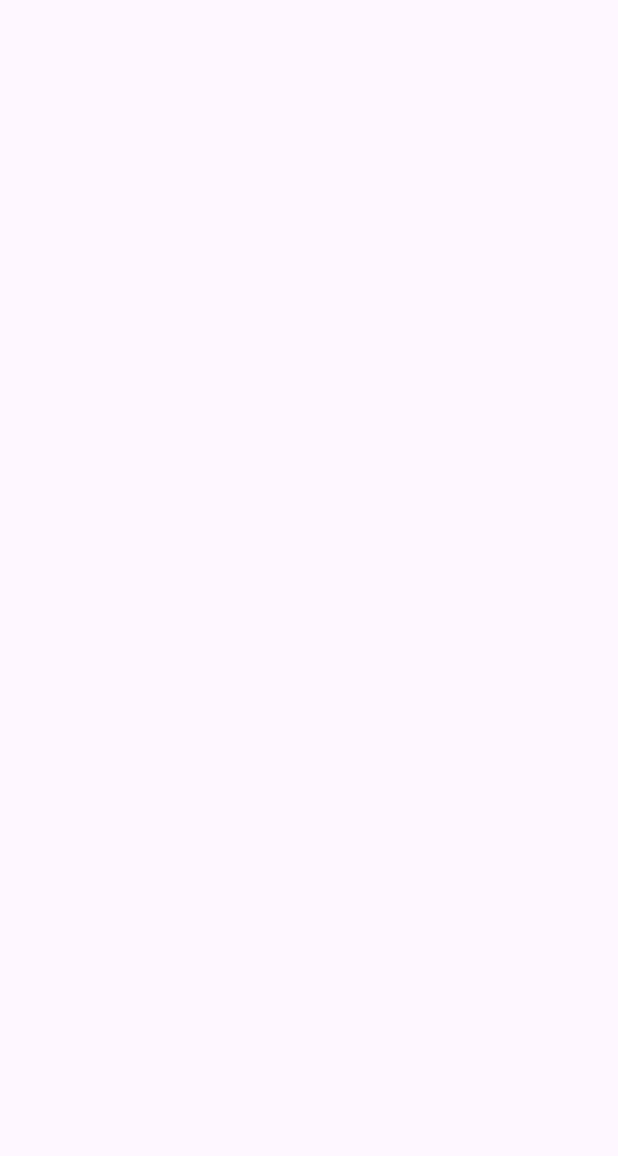
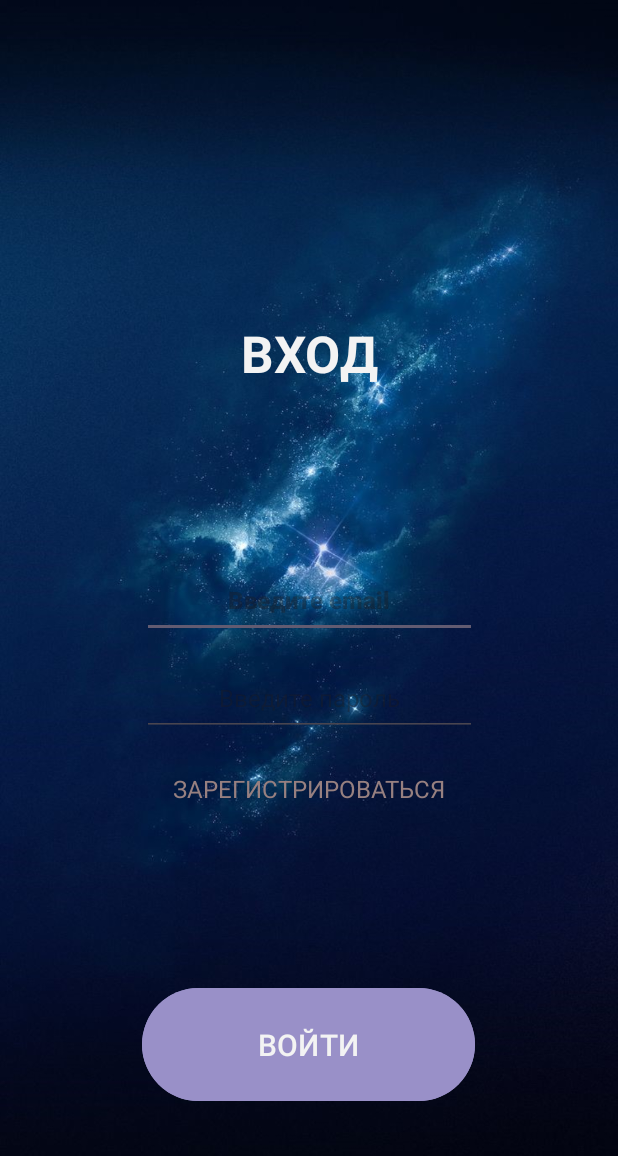
Before and after one commit to Chelovek0/project040, an Android app: the SignIn screen opened directly, with no data from a screen before it, on a phone screen of 412 x 824 dp. Before the commit the part shown is empty. Shown: the top 1156 px of the screen. Run offline under Robolectric (Android 15) with nearby library versions, the phone set to English and light mode, and no system bars.

Commit message:
создал свою ветку

```diff
--- a/app/src/main/java/com/example/app/MainActivity.kt
+++ b/app/src/main/java/com/example/app/MainActivity.kt
@@ -1,9 +1,11 @@
 package com.example.app
 
+import android.content.Intent
 import androidx.appcompat.app.AppCompatActivity
 import android.os.Bundle
 import android.widget.Button
 import android.widget.EditText
+import android.widget.TextView
 import android.widget.Toast
 
 class MainActivity : AppCompatActivity() {
@@ -15,6 +17,12 @@ class MainActivity : AppCompatActivity() {
         val userPass1: EditText = findViewById(R.id.pass1_reg)
         val userPass2: EditText = findViewById(R.id.pass2_reg)
         val buttonReg: Button = findViewById(R.id.button_reg)
+        val move: TextView = findViewById(R.id.link_text)
+
+        move.setOnClickListener {
+            val intent = Intent(this, SignIn::class.java)
+            startActivity(intent)
+        }
 
         buttonReg.setOnClickListener {
 
--- a/app/src/main/java/com/example/app/SignIn.kt
+++ b/app/src/main/java/com/example/app/SignIn.kt
@@ -1,11 +1,38 @@
 package com.example.app
 
+import android.content.Intent
 import androidx.appcompat.app.AppCompatActivity
 import android.os.Bundle
+import android.widget.Button
+import android.widget.EditText
+import android.widget.TextView
+import android.widget.Toast
 
 class SignIn : AppCompatActivity() {
     override fun onCreate(savedInstanceState: Bundle?) {
         super.onCreate(savedInstanceState)
         setContentView(R.layout.activity_sign_in)
+
+        val userEmail: EditText = findViewById(R.id.email_si)
+        val userPass: EditText = findViewById(R.id.pass_si)
+        val move: TextView = findViewById(R.id.link_text)
+        val buttonSi: Button = findViewById(R.id.button_si)
+
+        move.setOnClickListener {
+            val intent = Intent(this, MainActivity::class.java)
+            startActivity(intent)
+        }
+        buttonSi.setOnClickListener {
+
+            val email = userEmail.text.toString().trim()
+            val pass = userPass.text.toString().trim()
+
+            if(email == "" || pass == "") {
+                Toast.makeText(this, "Заполните пустые поля!", Toast.LENGTH_LONG).show()
+            } else {
+                val user = User(email, pass)
+                user.sendPostRequest(email, pass)
+            }
+        }
     }
 }
--- a/app/src/main/res/layout/activity_main.xml
+++ b/app/src/main/res/layout/activity_main.xml
@@ -84,4 +84,19 @@
         app:layout_constraintStart_toStartOf="parent"
         app:layout_constraintTop_toBottomOf="@+id/pass2_reg"
         app:layout_constraintVertical_bias="0.708" />
+
+    <TextView
+        android:id="@+id/link_text"
+        android:layout_width="218dp"
+        android:layout_height="37dp"
+        android:fontFamily="@font/brass_mono_comfortable_regular"
+        android:text="ВОЙТИ"
+        android:textAlignment="center"
+        android:textColor="#978080"
+        android:textSize="16sp"
+        app:layout_constraintBottom_toTopOf="@+id/button_reg"
+        app:layout_constraintEnd_toEndOf="parent"
+        app:layout_constraintStart_toStartOf="parent"
+        app:layout_constraintTop_toBottomOf="@+id/pass2_reg"
+        app:layout_constraintVertical_bias="0.21" />
 </androidx.constraintlayout.widget.ConstraintLayout>
--- a/app/src/main/res/layout/activity_sign_in.xml
+++ b/app/src/main/res/layout/activity_sign_in.xml
@@ -4,6 +4,84 @@
     xmlns:tools="http://schemas.android.com/tools"
     android:layout_width="match_parent"
     android:layout_height="match_parent"
+    android:background="@drawable/back"
     tools:context=".SignIn">
+    <TextView
+        android:id="@+id/text_sign_in"
+        android:layout_width="332dp"
+        android:layout_height="82dp"
+        android:fontFamily="@font/brass_mono_comfortable_regular"
+        android:text="ВХОД"
+        android:textAlignment="center"
+        android:textColor="#F3F3F3"
+        android:textSize="34sp"
+        android:textStyle="bold"
+        app:layout_constraintBottom_toBottomOf="parent"
+        app:layout_constraintEnd_toEndOf="parent"
+        app:layout_constraintStart_toStartOf="parent"
+        app:layout_constraintTop_toTopOf="parent"
+        app:layout_constraintVertical_bias="0.292" />
+
+    <EditText
+        android:id="@+id/email_si"
+        android:layout_width="223dp"
+        android:layout_height="50dp"
+        android:ems="10"
+        android:fontFamily="sans-serif-black"
+        android:hint="Введите email"
+        android:inputType="textEmailAddress"
+        android:textAlignment="center"
+        android:textSize="16sp"
+        app:layout_constraintBottom_toBottomOf="parent"
+        app:layout_constraintEnd_toEndOf="parent"
+        app:layout_constraintStart_toStartOf="parent"
+        app:layout_constraintTop_toBottomOf="@+id/text_sign_in"
+        app:layout_constraintVertical_bias="0.161" />
+
+    <EditText
+        android:id="@+id/pass_si"
+        android:layout_width="223dp"
+        android:layout_height="50dp"
+        android:ems="10"
+        android:hint="Введите пароль"
+        android:inputType="textPassword"
+        android:textAlignment="center"
+        android:textSize="16sp"
+        app:layout_constraintBottom_toBottomOf="parent"
+        app:layout_constraintEnd_toEndOf="parent"
+        app:layout_constraintStart_toStartOf="parent"
+        app:layout_constraintTop_toBottomOf="@+id/email_si"
+        app:layout_constraintVertical_bias="0.044" />
+
+    <Button
+        android:id="@+id/button_si"
+        android:layout_width="222dp"
+        android:layout_height="83dp"
+        android:backgroundTint="#9990C8"
+        android:text="ВОЙТИ"
+        android:textAlignment="center"
+        android:textColor="#F3F3F3"
+        android:textSize="20sp"
+        app:layout_constraintBottom_toBottomOf="parent"
+        app:layout_constraintEnd_toEndOf="parent"
+        app:layout_constraintHorizontal_bias="0.497"
+        app:layout_constraintStart_toStartOf="parent"
+        app:layout_constraintTop_toBottomOf="@+id/pass_si"
+        app:layout_constraintVertical_bias="0.656" />
+
+    <TextView
+        android:id="@+id/link_text"
+        android:layout_width="225dp"
+        android:layout_height="40dp"
+        android:fontFamily="@font/brass_mono_comfortable_regular"
+        android:text="ЗАРЕГИСТРИРОВАТЬСЯ"
+        android:textAlignment="center"
+        android:textColor="#978080"
+        android:textSize="16sp"
+        app:layout_constraintBottom_toTopOf="@+id/button_si"
+        app:layout_constraintEnd_toEndOf="parent"
+        app:layout_constraintStart_toStartOf="parent"
+        app:layout_constraintTop_toBottomOf="@+id/pass_si"
+        app:layout_constraintVertical_bias="0.21" />
 
 </androidx.constraintlayout.widget.ConstraintLayout>
```
